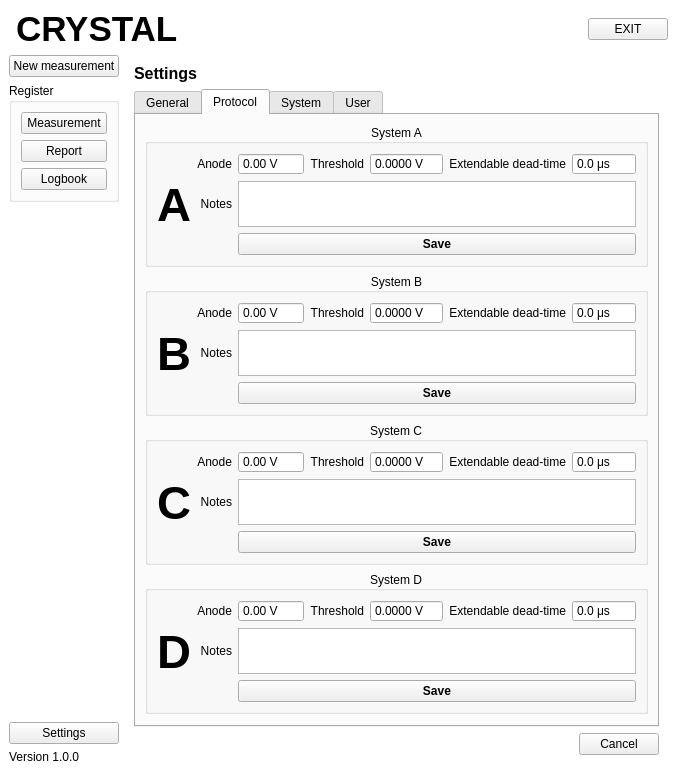
Old version of the form Crystal/Crystal/mainwindow.ui in the repository ziemastz/SL.
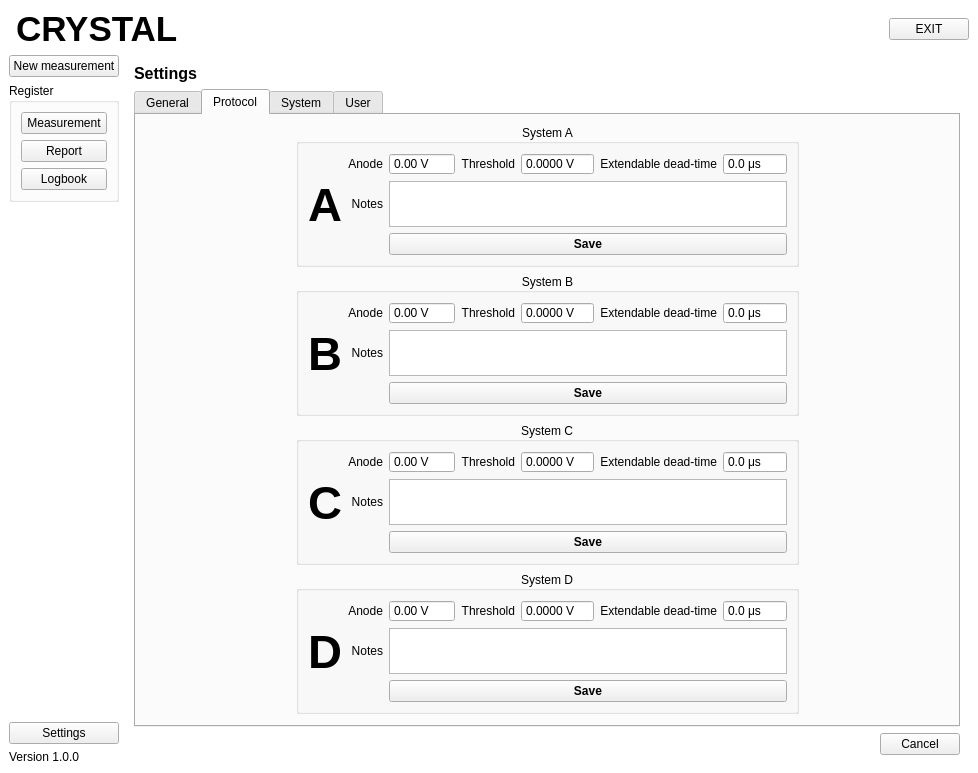
New version of the form. The open tabs and pages were chosen to show the change. Icons and pictures are not drawn. Custom widgets are drawn as their Qt base class.

The edit to the form file:
```diff
--- a/Crystal/Crystal/mainwindow.ui
+++ b/Crystal/Crystal/mainwindow.ui
@@ -6,7 +6,7 @@
    <rect>
     <x>0</x>
     <y>0</y>
-    <width>625</width>
+    <width>978</width>
     <height>745</height>
    </rect>
   </property>
```
Left out of the diff: 2 changed lines with no effect on the pictures.
